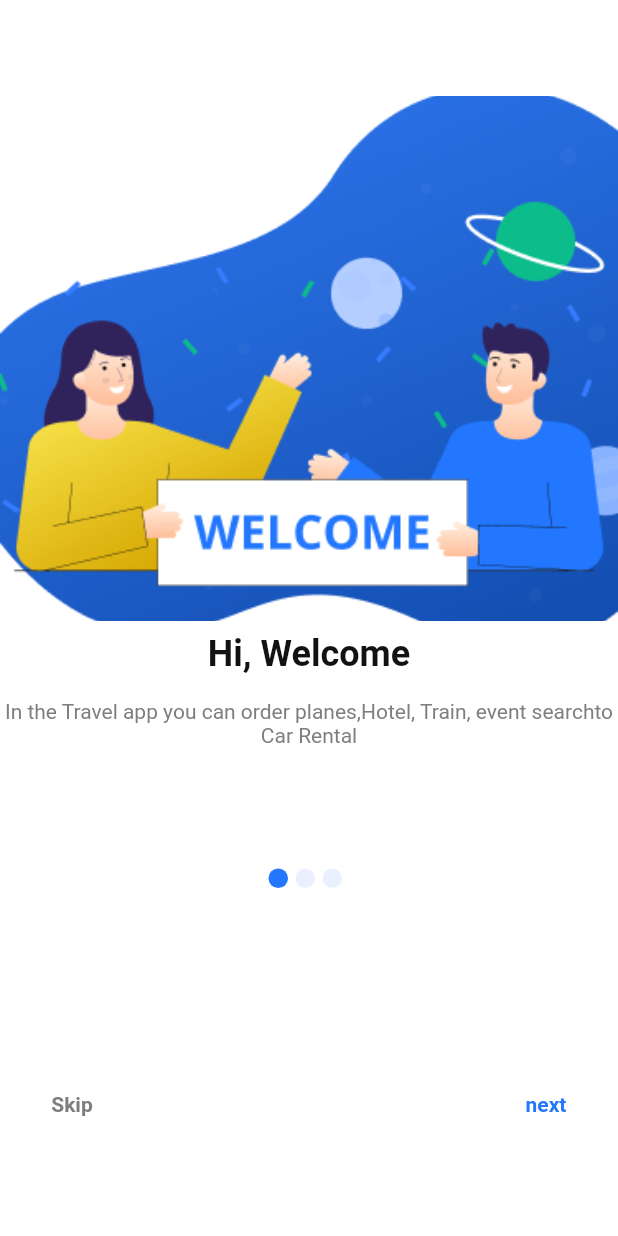
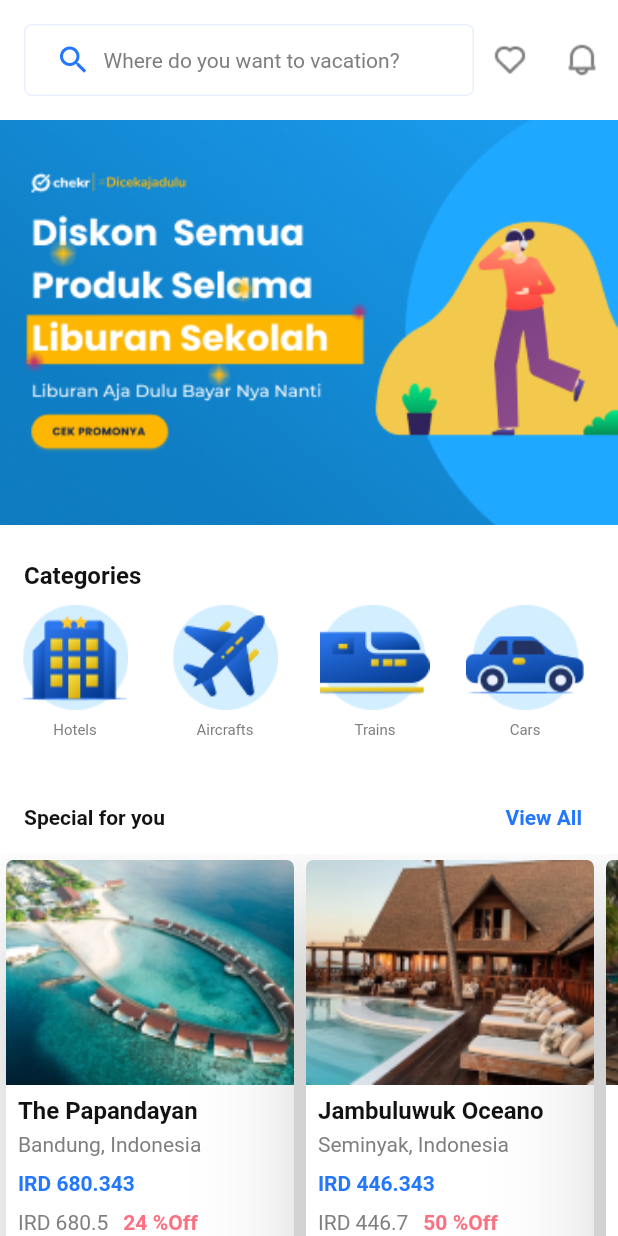
Before and after one commit to Suhaib200119/travel_application, a Flutter app: the screen it shows after launch, on a phone screen of 412 x 824 dp. Run offline on Flutter 3.47's test engine with Material 2 defaults, Android fonts, the phone set to English and light mode, and no system bars.

Commit message:
adding the part one from home screen

```diff
--- a/lib/Core/ColorsManager.dart
+++ b/lib/Core/ColorsManager.dart
@@ -22,6 +22,30 @@ class ColorsManager{
   static const colorTextForgetPasswordLoginScreen=Color(0xFF2277FE);
   static const colorTextCreateAccountLoginScreen=Color(0xFF2277FE);
   static const colorTextDoNotHaveAccountLoginScreen=Color(0xFF7E7E7E);
+  static const colorTextSearchHomeScreen=Color(0xFF7E7E7E);
+  static const colorBorderContainerHomeScreen=Color(0xFFEBF0FF);
+  static const colorIconsHomeScreen=Color(0xFF7E7E7E);
+  static const colorCategoriesHomeScreen=Color(0xFF121212);
+  static const colorcategoryNameHomeScreen=Color(0xFF7E7E7E);
+  static const colorViewAllHomeScreen=Color(0xFF2277FE);
+  static const colorSpecialForYouHomeScreen=Color(0xFF121212);
+  static const colorHotelNameHomeScreen=Color(0xFF121212);
+  static const colorHotelAddressScreen=Color(0xFF7E7E7E);
+  static const colorIrdNewHomeScreen=Color(0xFF2277FE);
+  static const colorIrdOldNHomeScreen=Color(0xFF7E7E7E);
+  static const colorTextDiscountPercentageHomeScreen=Color(0xFFFB7181);
+
+
+
+
+
+
+
+
+
+
+
+
 
 
 
--- /dev/null
+++ b/lib/Feature/Model/CategoryHomeScreenClass.dart
@@ -0,0 +1,7 @@
+class Category{
+
+  String categoryName;
+  String categoryImage;
+
+  Category(this.categoryName , this.categoryImage );
+}
--- /dev/null
+++ b/lib/Feature/Model/HotelHomeClass.dart
@@ -0,0 +1,11 @@
+class Hotel {
+  String hotelImagePath;
+  String hotelName;
+  String hotelAddress;
+  double hotelIRDNew;
+  double hotelIRDOld;
+  int discountPercentage;
+
+  Hotel({required this.hotelImagePath,required this.hotelName,required this.hotelAddress,
+    required this.hotelIRDNew,required this.hotelIRDOld,required this.discountPercentage});
+}
--- /dev/null
+++ b/lib/Feature/View/Screens/HomeScreen/HomeScreen.dart
@@ -0,0 +1,143 @@
+import 'package:flutter/material.dart';
+import 'package:travel_application/Feature/Model/HotelHomeClass.dart';
+import 'package:travel_application/Feature/View/Screens/HomeScreen/WidgetsHomeScreen.dart';
+import 'package:travel_application/Feature/View/WidgetsGlobal.dart';
+
+import '../../../../Core/ColorsManager.dart';
+import '../../../Model/CategoryHomeScreenClass.dart';
+
+class HomeScreen extends StatelessWidget {
+  List<Category> data = [
+    Category("Hotels", "assets/images/hotels.png"),
+    Category("Aircrafts", "assets/images/aircraft.png"),
+    Category("Trains", "assets/images/train.png"),
+    Category("Cars", "assets/images/car.png"),
+    Category("Events", "assets/images/event.png"),
+  ];
+  List<Hotel> dataHotels = [
+    Hotel(hotelImagePath: "assets/images/papandayan_1.png",hotelName:  "The Papandayan",
+       hotelAddress:  "Bandung, Indonesia",hotelIRDNew:  680.343, hotelIRDOld:  680.500,discountPercentage:  24),
+    Hotel(hotelImagePath: "assets/images/jambuluwukOceano.png",hotelName:  "Jambuluwuk Oceano",
+        hotelAddress: "Seminyak, Indonesia",hotelIRDNew:  446.343,hotelIRDOld:  446.700,discountPercentage:  50),
+    Hotel(hotelImagePath: "assets/images/papandayan_2.png",hotelName:  "The Papandayan",
+      hotelAddress:   "Bandung, Indonesia",hotelIRDNew:  680.343,hotelIRDOld:  680.500,discountPercentage:  24),
+  ];
+  @override
+  Widget build(BuildContext context) {
+    return Scaffold(
+      backgroundColor: Colors.white,
+      body: SafeArea(
+        child: SingleChildScrollView(
+          child: Container(
+            width: MediaQuery.of(context).size.width,
+            child: Column(
+              crossAxisAlignment: CrossAxisAlignment.start,
+              children: [
+                const SizedBox(
+                  height: 16,
+                ),
+                Row(
+                  children: [
+                    Expanded(
+                      child: WidgetsHomeScreen.ContainerSearch(
+                          context: context,
+                          text: "Where do you want to vacation?",
+                          function: () {}),
+                    ),
+                    WidgetsHomeScreen.IconAppBarHomeScreen(
+                        icon: Image.asset("assets/images/heart.png"),
+                        function: () {}),
+                    WidgetsHomeScreen.IconAppBarHomeScreen(
+                        icon: Image.asset("assets/images/notification.png"),
+                        function: () {}),
+                  ],
+                ),
+                const SizedBox(
+                  height: 16,
+                ),
+                Image.asset(
+                  "assets/images/imageHomeScreen.png",
+                  width: MediaQuery.of(context).size.width,
+                  fit: BoxFit.cover,
+                ),
+                Padding(
+                  padding: const EdgeInsetsDirectional.only(start: 16, top: 24),
+                  child: WidgetsGlobal.customText(
+                    context: context,
+                    text: "Categories",
+                    fontSize: 16,
+                    fontcolor: ColorsManager.colorCategoriesHomeScreen,
+                    fontWeight: FontWeight.w700,
+                  ),
+                ),
+                SizedBox(
+                  height: 120,
+                  child: ListView.builder(
+                    scrollDirection: Axis.horizontal,
+                    itemCount: data.length,
+                    itemBuilder: (ctx, index) {
+                      return WidgetsHomeScreen.cardCategory(
+                        context: context,
+                        categoryImagePath: data[index].categoryImage,
+                        categoryName: data[index].categoryName,
+                      );
+                    },
+                  ),
+                ),
+                Row(
+                  mainAxisAlignment: MainAxisAlignment.spaceBetween,
+                  children: [
+                    Padding(
+                      padding:
+                          const EdgeInsetsDirectional.only(start: 16, top: 8),
+                      child: WidgetsGlobal.customText(
+                        context: context,
+                        text: "Special for you",
+                        fontSize: 14,
+                        fontcolor: ColorsManager.colorSpecialForYouHomeScreen,
+                        fontWeight: FontWeight.w700,
+                      ),
+                    ),
+                    Padding(
+                      padding: const EdgeInsetsDirectional.only(
+                          start: 16, top: 8, end: 16),
+                      child: TextButton(
+                        onPressed: () {},
+                        child: WidgetsGlobal.customText(
+                          context: context,
+                          text: "View All",
+                          fontSize: 14,
+                          fontcolor: ColorsManager.colorViewAllHomeScreen,
+                          fontWeight: FontWeight.w700,
+                        ),
+                      ),
+                    ),
+                  ],
+                ),
+                Container(
+                  height: 300,
+                  child: ListView.builder(
+                    scrollDirection: Axis.horizontal,
+                    itemCount: dataHotels.length,
+                    itemBuilder: (ctx, index) {
+                      return WidgetsHomeScreen.cardHotels(
+                        context: context,
+                        hotelImagePath:  dataHotels[index].hotelImagePath,
+                        hotelName: dataHotels[index].hotelName,
+                        hotelAddress: dataHotels[index].hotelAddress,
+                        hotelIRDNew: dataHotels[index].hotelIRDNew,
+                        hotelIRDOld: dataHotels[index].hotelIRDOld,
+                        discountPercentage: dataHotels[index].discountPercentage
+                      );
+                    },
+                  ),
+                ),
+                SizedBox(height: 24,),
+              ],
+            ),
+          ),
+        ),
+      ),
+    );
+  }
+}
--- /dev/null
+++ b/lib/Feature/View/Screens/HomeScreen/WidgetsHomeScreen.dart
@@ -0,0 +1,173 @@
+import 'package:flutter/material.dart';
+import 'package:travel_application/Feature/View/WidgetsGlobal.dart';
+
+import '../../../../Core/ColorsManager.dart';
+
+class WidgetsHomeScreen {
+  static Widget ContainerSearch(
+      {required BuildContext context,
+      required String text,
+      required Function function}) {
+    return Container(
+      height: 48,
+      padding: EdgeInsetsDirectional.only(start: 4),
+      margin: EdgeInsetsDirectional.only(start: 16),
+      decoration: BoxDecoration(
+        border: Border.all(
+            width: 1, color: ColorsManager.colorBorderContainerHomeScreen),
+        borderRadius: BorderRadius.circular(5),
+      ),
+      child: MaterialButton(
+        onPressed: () {
+          function();
+        },
+        child: Row(
+          children: [
+            const Icon(
+              Icons.search,
+              size: 24,
+              color: Color(0xFF2277FE),
+            ),
+            SizedBox(
+              width: 8,
+            ),
+            WidgetsGlobal.customText(
+              context: context,
+              text: text,
+              fontSize: 14,
+              fontcolor: ColorsManager.colorTextSearchHomeScreen,
+              fontWeight: FontWeight.w400,
+            )
+          ],
+        ),
+      ),
+    );
+  }
+
+  static Widget IconAppBarHomeScreen({
+    required Widget icon,
+    required Function function,
+  }) {
+    return IconButton(
+      onPressed: () {
+        function();
+      },
+      icon: icon,
+    );
+  }
+
+  static Widget cardCategory({
+    required BuildContext context,
+    required String categoryImagePath,
+    required String categoryName,
+  }) {
+    return Container(
+      margin: EdgeInsets.all(10),
+      child: Column(
+        children: [
+          Image.asset(
+            categoryImagePath,
+            width: 80,
+            height: 70,
+          ),
+          SizedBox(
+            height: 8,
+          ),
+          WidgetsGlobal.customText(
+              context: context,
+              text: categoryName,
+              fontSize: 10,
+              fontcolor: ColorsManager.colorcategoryNameHomeScreen,
+              fontWeight: FontWeight.w400),
+        ],
+      ),
+    );
+  }
+
+  static Widget cardHotels({
+    required BuildContext context,
+    required String hotelImagePath,
+    required String hotelName,
+    required String hotelAddress,
+    required double hotelIRDNew,
+    required double hotelIRDOld,
+    required int discountPercentage,
+  }) {
+    return Container(
+      width: 200,
+      height: 300,
+      child: Card(
+        elevation: 32,
+        child: Column(
+          crossAxisAlignment: CrossAxisAlignment.start,
+          children: [
+            ClipRRect(
+                borderRadius: const BorderRadius.only(
+                    topLeft: Radius.circular(5), topRight: Radius.circular(5)),
+                child: Image.asset(
+                  hotelImagePath,
+                  width: 200,
+                  height: 150,
+                  fit: BoxFit.cover,
+                )),
+            const SizedBox(
+              height: 8,
+            ),
+            Container(
+              margin: const EdgeInsetsDirectional.only(start: 8),
+              child: Column(
+                crossAxisAlignment: CrossAxisAlignment.start,
+                children: [
+                  WidgetsGlobal.customText(
+                      context: context,
+                      text: hotelName,
+                      fontSize: 16,
+                      fontcolor: ColorsManager.colorHotelNameHomeScreen,
+                      fontWeight: FontWeight.w700),
+                  const SizedBox(height: 5,),
+                  WidgetsGlobal.customText(
+                      context: context,
+                      text: hotelAddress,
+                      fontSize: 14,
+                      fontcolor: ColorsManager.colorHotelAddressScreen,
+                      fontWeight: FontWeight.w400),
+                  const SizedBox(height: 10,),
+                  Text(
+                    "IRD $hotelIRDNew",
+                    style: const TextStyle(
+                        fontSize: 14,
+                        color: ColorsManager.colorIrdNewHomeScreen,
+                        fontWeight: FontWeight.w700),
+                  ),
+                  const SizedBox(height: 10,),
+                  Row(
+                    children: [
+                      Text(
+                        "IRD $hotelIRDOld",
+                        style: const TextStyle(
+                            fontSize: 14,
+                            color: ColorsManager.colorIrdOldNHomeScreen,
+                            fontWeight: FontWeight.w400),
+                      ),
+                      const SizedBox(
+                        width: 10,
+                      ),
+                      Text(
+                        "$discountPercentage %Off",
+                        style: const TextStyle(
+                            fontSize: 14,
+                            color: ColorsManager
+                                .colorTextDiscountPercentageHomeScreen,
+                            fontWeight: FontWeight.w700),
+                      ),
+                    ],
+                  ),
+                ],
+              ),
+            ),
+          ],
+        ),
+      ),
+    );
+  }
+}
--- a/lib/Feature/View/WidgetsGlobal.dart
+++ b/lib/Feature/View/WidgetsGlobal.dart
@@ -81,7 +81,7 @@ class WidgetsGlobal {
     return Text(
       "${getLang(context, "$text")}",
       style: TextStyle(
-          fontSize: fontSize, color: fontcolor, fontWeight: FontWeight.w700),
+          fontSize: fontSize, color: fontcolor, fontWeight: fontWeight),
     );
   }
 }
--- a/lib/main.dart
+++ b/lib/main.dart
@@ -1,24 +1,36 @@
 import 'package:flutter/material.dart';
+import 'package:flutter/services.dart';
 import 'package:flutter_localizations/flutter_localizations.dart';
 import 'package:provider/provider.dart';
 import 'Feature/Localizations/LocalizationsModel/AppLocale.dart';
 import 'Feature/Providers/ProviderChangeStatus.dart';
-import 'Feature/View/Screens/SplashScreen/SplashScreen.dart';
+import 'Feature/View/Screens/HomeScreen/HomeScreen.dart';
+
 
 void main() {
   runApp(const MyApp());
+  SystemChrome.setSystemUIOverlayStyle(
+      const SystemUiOverlayStyle(
+    statusBarColor: Colors.white,
+    statusBarIconBrightness: Brightness.dark
+
+  ));
 }
 
 class MyApp extends StatelessWidget {
   const MyApp({Key? key}) : super(key: key);
   @override
   Widget build(BuildContext context) {
+
     return MultiProvider(
       providers: [
         ChangeNotifierProvider(create: (ctx) => ProviderChangeStatus(),),
       ],
       builder: (context, child) {
         return MaterialApp(
+          theme: ThemeData(
+            brightness: Brightness.light,
+          ),
           debugShowCheckedModeBanner: false,
           localizationsDelegates: const [
             GlobalMaterialLocalizations.delegate,
@@ -42,7 +54,7 @@ class MyApp extends StatelessWidget {
             }
           },
           // locale: Locale("en", ""),
-          home:  const SpalshScreen(),
+          home:   HomeScreen(),
         );
       },
     );
```
Also changed, not shown: assets/lang/ar.json (+17 -1 lines), assets/lang/en.json (+17 -1 lines), assets/images/aircraft.png (added), assets/images/car.png (added), assets/images/event.png (added), assets/images/heart.png (added), assets/images/hotels.png (added), assets/images/imageHomeScreen.png (added), assets/images/jambuluwukOceano.png (added), assets/images/notification.png (added), assets/images/papandayan_1.png (added), assets/images/papandayan_2.png (added), assets/images/train.png (added).
